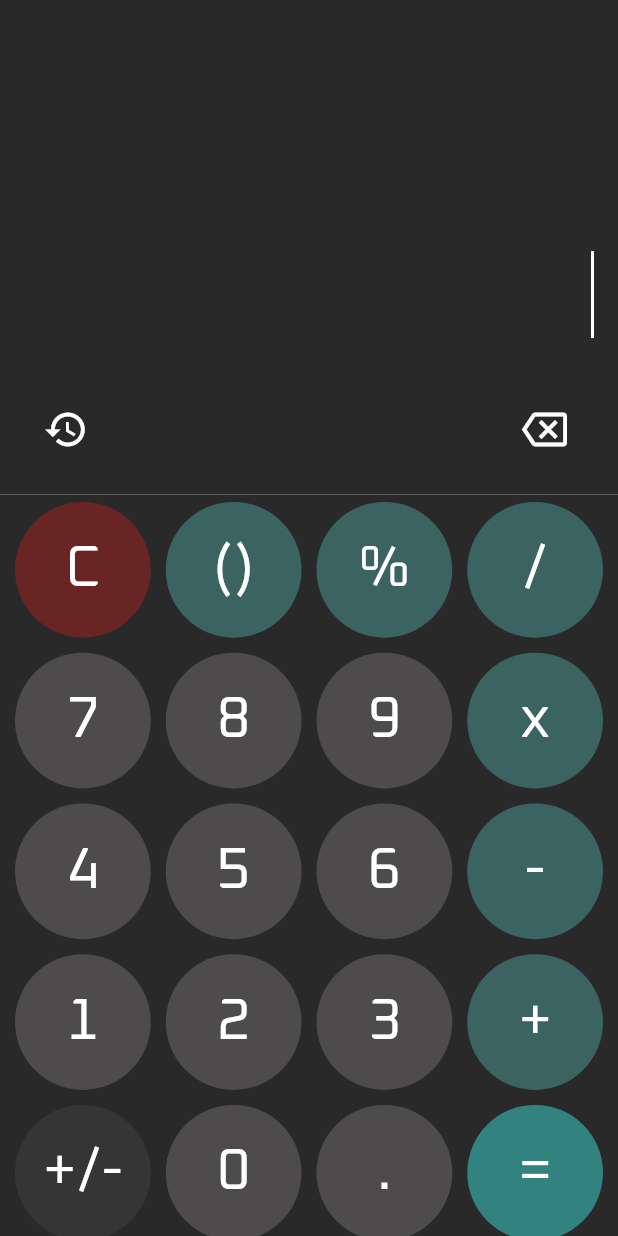
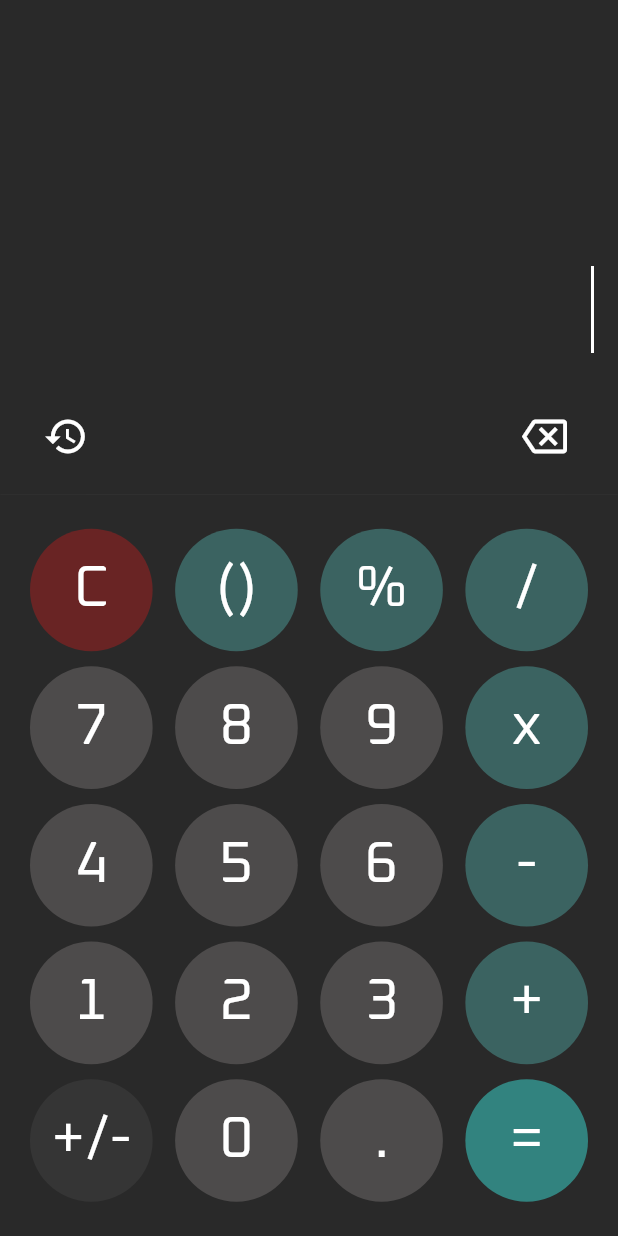
Before and after one commit to MatiasSalomon01/Flutter_Calculator, a Flutter app: the screen it shows after launch, on a phone screen of 412 x 824 dp. Run offline on Flutter 3.47's test engine with Material 2 defaults, Android fonts, the phone set to English and light mode, and no system bars.

Commit message:
Removiendo linea entre InputArea y Buttons, validacion para numero muy grande

```diff
--- a/lib/widgets/buttons.dart
+++ b/lib/widgets/buttons.dart
@@ -8,15 +8,29 @@ class Buttons extends StatelessWidget {
   Widget build(BuildContext context) {
     return Container(
       width: MediaQuery.of(context).size.width,
-      color: const Color(0xff292929),
+      // color: const Color(0xff292929),
       // color: Colors.red,
-      child: GridView.count(
-          physics: const NeverScrollableScrollPhysics(),
-          padding: const EdgeInsets.only(right: 10, left: 10, top: 5),
-          mainAxisSpacing: 10,
-          crossAxisSpacing: 10,
-          crossAxisCount: 4,
-          children: Constants.customButtons),
+      decoration: BoxDecoration(
+        color: const Color(0xff292929),
+        border: Border.all(width: 0, color: const Color(0xff292929)),
+      ),
+
+      child: Column(
+        mainAxisAlignment: MainAxisAlignment.center,
+        children: [
+          Container(
+            child: GridView.count(
+              shrinkWrap: true,
+              physics: const NeverScrollableScrollPhysics(),
+              padding: const EdgeInsets.only(right: 20, left: 20),
+              mainAxisSpacing: 10,
+              crossAxisSpacing: 15,
+              crossAxisCount: 4,
+              children: Constants.customButtons,
+            ),
+          ),
+        ],
+      ),
     );
   }
 }
--- a/lib/widgets/floating_action_button_custom.dart
+++ b/lib/widgets/floating_action_button_custom.dart
@@ -79,6 +79,11 @@ class FloatingActionButtonCustom extends StatelessWidget {
                 inputProvider.isLarger = false;
               }
             }
+
+            if (inputProvider.controller.text.length >= 20) {
+              inputProvider.controller.text =
+                  inputProvider.resultado.toStringAsExponential();
+            }
             return;
           }
 
--- a/lib/widgets/input_area.dart
+++ b/lib/widgets/input_area.dart
@@ -12,15 +12,18 @@ class InputArea extends StatelessWidget {
 
     return Container(
       padding: const EdgeInsets.only(top: 100),
-      color: const Color(0xff292929),
+      // color: const Color(0xff292929),
       // color: Colors.red,
+      decoration: BoxDecoration(
+          color: const Color(0xff292929),
+          border: Border.all(width: 0, color: Colors.transparent)),
       child: Column(
         crossAxisAlignment: CrossAxisAlignment.end,
         children: [
           _History(inputProvider: inputProvider),
-          const SizedBox(height: 30),
+          const SizedBox(height: 40),
           _TextFieldCustom(inputProvider: inputProvider),
-          _BetweenButtons(inputProvider: inputProvider)
+          _BetweenButtons(inputProvider: inputProvider),
         ],
       ),
     );
```
